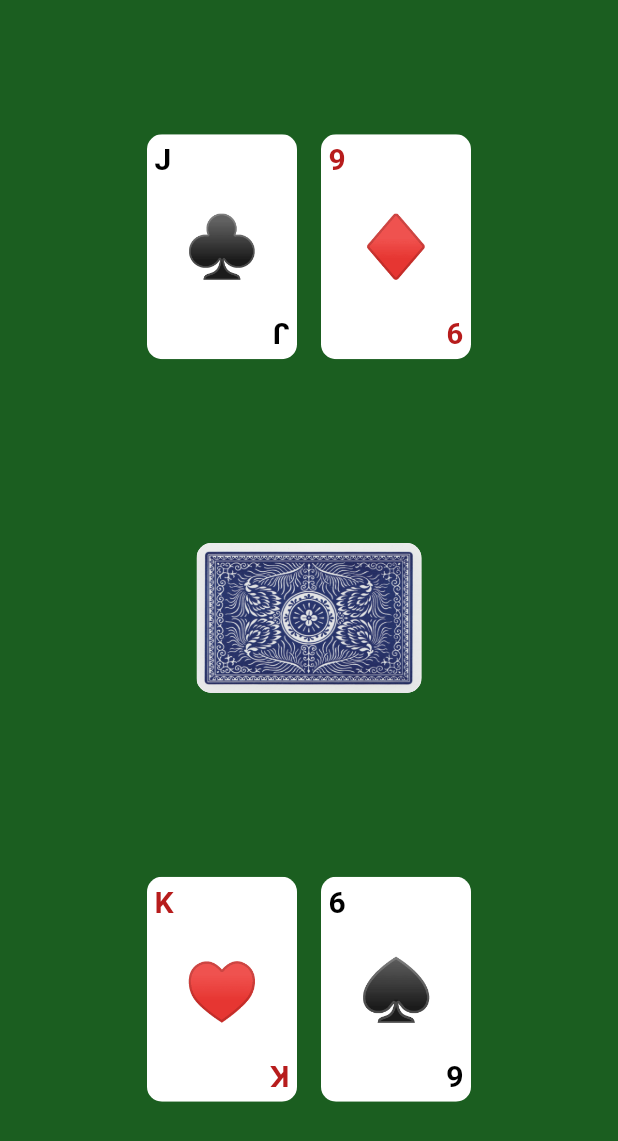
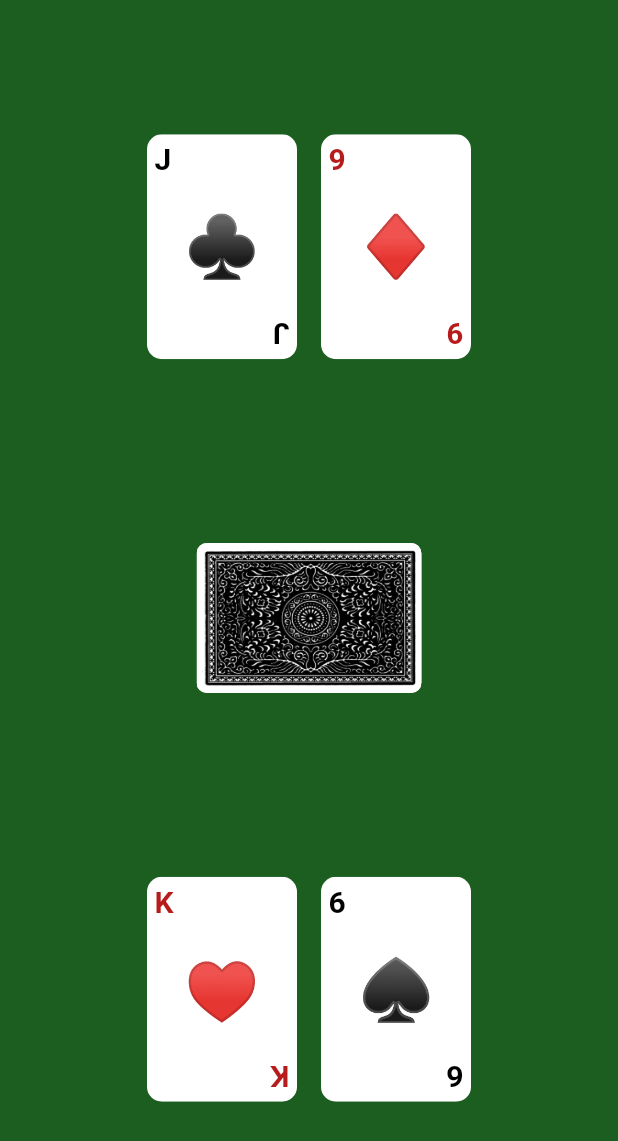
Before and after one commit to luccanog/black-jack-front, a Flutter app: the screen it shows after launch, on a phone screen of 412 x 824 dp. Shown: the top 1141 px of the screen. Run offline on Flutter 3.47's test engine with Material 2 defaults, Android fonts, the phone set to English and light mode, and no system bars.

Commit message:
updating card back image

```diff
--- a/lib/card/card-back.dart
+++ b/lib/card/card-back.dart
@@ -7,14 +7,14 @@ class CardBack extends StatelessWidget {
     return Padding(
       padding: const EdgeInsets.all(8),
       child: ClipRRect(
-        borderRadius: BorderRadius.circular(10),
+        borderRadius: BorderRadius.circular(7),
         child: Container(
           color: Colors.white,
           height: 150,
           width: 100,
           child: FittedBox(
             child: Image.asset(
-              'lib/assets/playing-card-back.png',
+              'lib/assets/card-back.png',
             ),
             fit: BoxFit.fill,
           ),
--- a/pubspec.yaml
+++ b/pubspec.yaml
@@ -46,7 +46,7 @@ flutter:
 
   # To add assets to your application, add an assets section, like this:
   assets:
-    - lib/assets/playing-card-back.png
+    - lib/assets/card-back.png
     - lib/assets/table-felt-2.png
 
   # An image asset can refer to one or more resolution-specific "variants", see
```
Also changed, not shown: lib/assets/card-back.png (added), lib/assets/playing-card-back.png (deleted).
